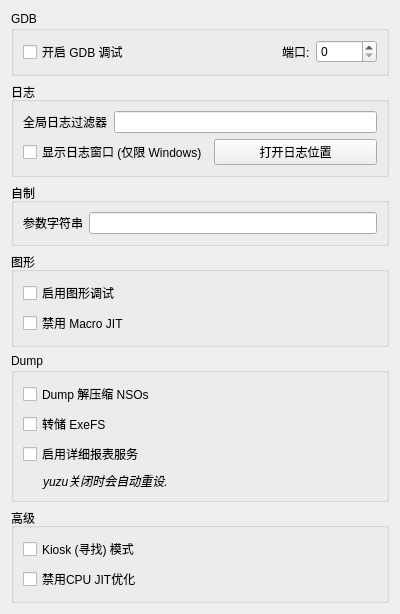
Qt form src/yuzu/configuration/configure_debug.ui (formylover/yuzu-early-access) before a commit.
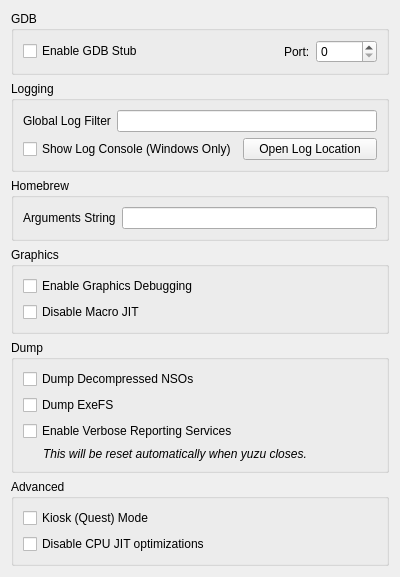
The same form after that commit.

The edit to the form file:
```diff
--- a/src/yuzu/configuration/configure_debug.ui
+++ b/src/yuzu/configuration/configure_debug.ui
@@ -27,7 +27,7 @@
           <item>
            <widget class="QCheckBox" name="toggle_gdbstub">
             <property name="text">
-             <string>开启 GDB 调试</string>
+             <string>Enable GDB Stub</string>
             </property>
            </widget>
           </item>
@@ -47,7 +47,7 @@
           <item>
            <widget class="QLabel" name="label_1">
             <property name="text">
-             <string>端口:</string>
+             <string>Port:</string>
             </property>
            </widget>
           </item>
@@ -68,7 +68,7 @@
    <item>
     <widget class="QGroupBox" name="groupBox_2">
      <property name="title">
-      <string>日志</string>
+      <string>Logging</string>
      </property>
      <layout class="QVBoxLayout" name="verticalLayout_4">
       <item>
@@ -76,7 +76,7 @@
         <item>
          <widget class="QLabel" name="label_2">
           <property name="text">
-           <string>全局日志过滤器</string>
+           <string>Global Log Filter</string>
           </property>
          </widget>
         </item>
@@ -90,14 +90,14 @@
         <item>
          <widget class="QCheckBox" name="toggle_console">
           <property name="text">
-           <string>显示日志窗口 (仅限 Windows)</string>
+           <string>Show Log Console (Windows Only)</string>
           </property>
          </widget>
         </item>
         <item>
          <widget class="QPushButton" name="open_log_button">
           <property name="text">
-           <string>打开日志位置</string>
+           <string>Open Log Location</string>
           </property>
          </widget>
         </item>
@@ -109,7 +109,7 @@
    <item>
     <widget class="QGroupBox" name="groupBox_3">
      <property name="title">
-      <string>自制</string>
+      <string>Homebrew</string>
      </property>
      <layout class="QVBoxLayout" name="verticalLayout_5">
       <item>
@@ -117,7 +117,7 @@
         <item>
          <widget class="QLabel" name="label_3">
           <property name="text">
-           <string>参数字符串</string>
+           <string>Arguments String</string>
           </property>
          </widget>
         </item>
@@ -132,7 +132,7 @@
    <item>
     <widget class="QGroupBox" name="groupBox_4">
      <property name="title">
-      <string>图形</string>
+      <string>Graphics</string>
      </property>
      <layout class="QVBoxLayout" name="verticalLayout_6">
       <item>
@@ -144,7 +144,7 @@
          <string>选中时，图形API在较慢的调试模式进入</string>
         </property>
         <property name="text">
-         <string>启用图形调试</string>
+         <string>Enable Graphics Debugging</string>
         </property>
        </widget>
       </item>
@@ -157,7 +157,7 @@
          <string>选中后，它将禁用宏即时编译器。 启用此功能会使游戏运行缓慢</string>
         </property>
         <property name="text">
-         <string>禁用 Macro JIT</string>
+         <string>Disable Macro JIT</string>
         </property>
        </widget>
       </item>
@@ -176,7 +176,7 @@
          <string>选中后，任何尝试加载或修补的NSO yuzu都将被解压缩后复制到 yuzu/dump 目录.</string>
         </property>
         <property name="text">
-         <string>Dump 解压缩 NSOs</string>
+         <string>Dump Decompressed NSOs</string>
         </property>
        </widget>
       </item>
@@ -186,14 +186,14 @@
          <string>选中后，yuzu加载的任何游戏都将其ExeFS转储到 yuzu/dump 目录.</string>
         </property>
         <property name="text">
-         <string>转储 ExeFS</string>
+         <string>Dump ExeFS</string>
         </property>
        </widget>
       </item>
       <item>
        <widget class="QCheckBox" name="reporting_services">
         <property name="text">
-         <string>启用详细报表服务</string>
+         <string>Enable Verbose Reporting Services</string>
         </property>
        </widget>
       </item>
@@ -205,7 +205,7 @@
          </font>
         </property>
         <property name="text">
-         <string>yuzu关闭时会自动重设.</string>
+         <string>This will be reset automatically when yuzu closes.</string>
         </property>
         <property name="indent">
          <number>20</number>
@@ -218,20 +218,20 @@
    <item>
     <widget class="QGroupBox" name="groupBox_6">
      <property name="title">
-      <string>高级</string>
+      <string>Advanced</string>
      </property>
      <layout class="QVBoxLayout" name="verticalLayout_7">
       <item>
        <widget class="QCheckBox" name="quest_flag">
         <property name="text">
-         <string>Kiosk (寻找) 模式</string>
+         <string>Kiosk (Quest) Mode</string>
         </property>
        </widget>
       </item>
       <item>
        <widget class="QCheckBox" name="disable_cpu_opt">
         <property name="text">
-         <string>禁用CPU JIT优化</string>
+         <string>Disable CPU JIT optimizations</string>
         </property>
        </widget>
       </item>
```
Left out of the diff: 8 changed lines with no effect on the pictures.
